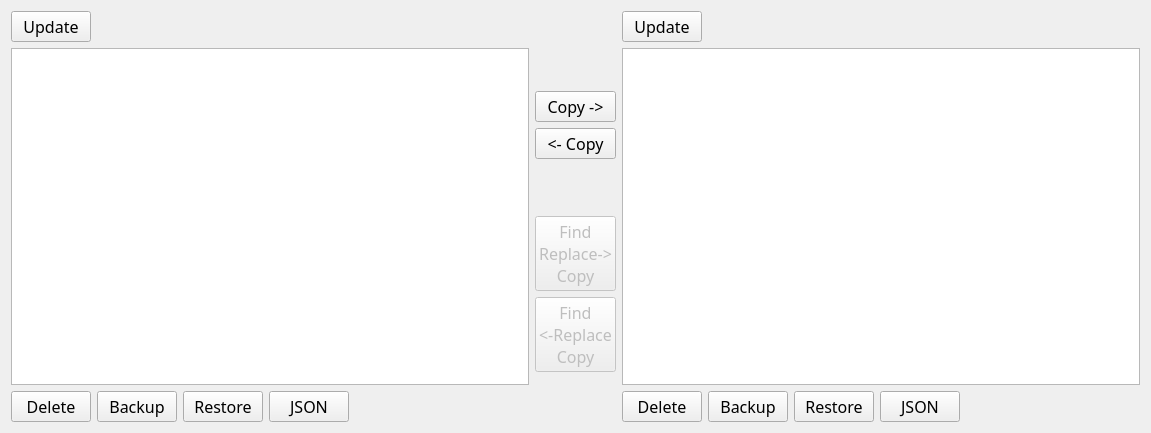
Above: data/field_extraction_rule.ui from SumoLogic/sumologictoolbox before the change. Below: the same form after it.
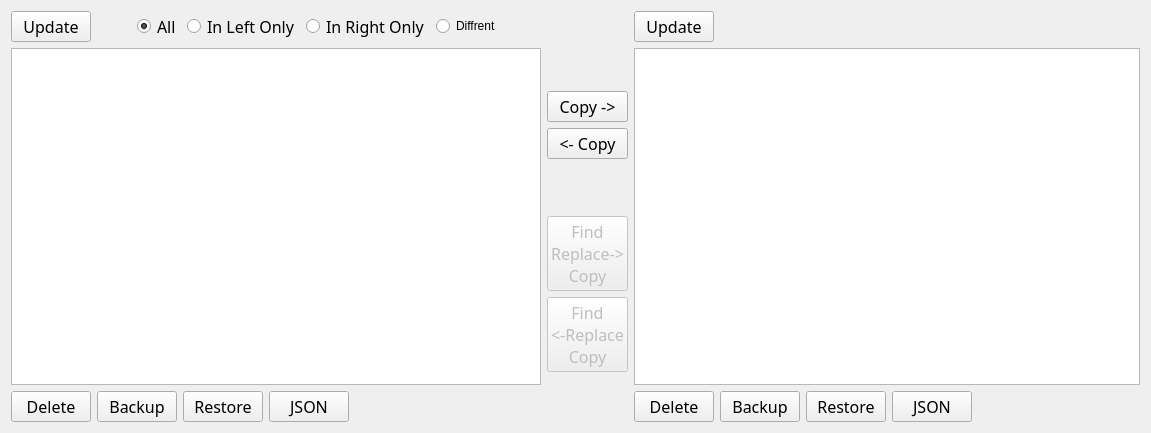
That is the form after the change.

Commit message: adding_FERs_comparision

What changed in the file:
```diff
--- a/data/field_extraction_rule.ui
+++ b/data/field_extraction_rule.ui
@@ -58,6 +58,111 @@
            </property>
           </spacer>
          </item>
+         <item>
+          <layout class="QHBoxLayout" name="horizontalLayoutContentRadioButtonsLeft">
+           <item alignment="Qt::AlignVCenter">
+            <widget class="QRadioButton" name="radioButtonFERsAll">
+             <property name="font">
+              <font>
+               <family>Waree</family>
+               <pointsize>12</pointsize>
+              </font>
+             </property>
+             <property name="toolTip">
+              <string>Show All FERs</string>
+             </property>
+             <property name="text">
+              <string>All</string>
+             </property>
+             <property name="checked">
+              <bool>true</bool>
+             </property>
+             <property name="enabled">
+              <bool>true</bool>
+             </property>
+             <attribute name="buttonGroup">
+              <string notr="true">buttonGroupContentLeft</string>
+             </attribute>
+            </widget>
+           </item>
+           <item alignment="Qt::AlignVCenter">
+            <widget class="QRadioButton" name="radioButtonFERsShowInLeftOnly">
+             <property name="enabled">
+              <bool>false</bool>
+             </property>
+             <property name="font">
+              <font>
+               <family>Waree</family>
+               <pointsize>12</pointsize>
+              </font>
+             </property>
+             <property name="toolTip">
+              <string>Show FERs those only exist in Left</string>
+             </property>
+             <property name="text">
+              <string>In Left Only</string>
+             </property>
+             <property name="enabled">
+              <bool>true</bool>
+             </property>
+             <attribute name="buttonGroup">
+              <string notr="true">buttonGroupContentLeft</string>
+             </attribute>
+            </widget>
+           </item>
+           <item alignment="Qt::AlignVCenter">
+            <widget class="QRadioButton" name="radioButtonFERsShowInRightOnly">
+             <property name="font">
+              <font>
+               <family>Waree</family>
+               <pointsize>12</pointsize>
+              </font>
+             </property>
+             <property name="enabled">
+              <bool>true</bool>
+             </property>
+             <property name="toolTip">
+              <string>Show FERs those only exist in Right</string>
+             </property>
+             <property name="text">
+              <string>In Right Only</string>
+             </property>
+             <attribute name="buttonGroup">
+              <string notr="true">buttonGroupContentLeft</string>
+             </attribute>
+            </widget>
+           </item>
+           <item>
+            <widget class="QRadioButton" name="radioButtonFERsShowDifferent">
+             <property name="toolTip">
+              <string>Show FERs those in both sides but differ in query</string>
+             </property>
+             <property name="enabled">
+              <bool>true</bool>
+             </property>
+             <property name="text">
+              <string>Diffrent</string>
+             </property>
+             <attribute name="buttonGroup">
+              <string notr="true">buttonGroupContentLeft</string>
+             </attribute>
+            </widget>
+           </item>
+           <item>
+            <spacer name="horizontalSpacer_17">
+             <property name="orientation">
+              <enum>Qt::Horizontal</enum>
+             </property>
+             <property name="sizeHint" stdset="0">
+              <size>
+               <width>40</width>
+               <height>20</height>
+              </size>
+             </property>
+            </spacer>
+           </item>
+          </layout>
+         </item>
         </layout>
        </item>
       </layout>
```
The commit also changes 1 other file.
